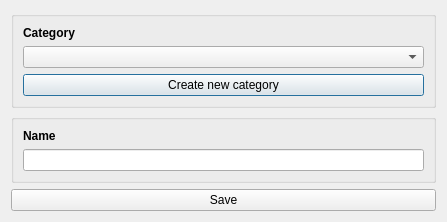
The window that code/qttoolkit/contentbrowser/ui/saveresourcedialog.ui (gscept/nebula-trifid) describes before a commit, drawn with Qt 5.
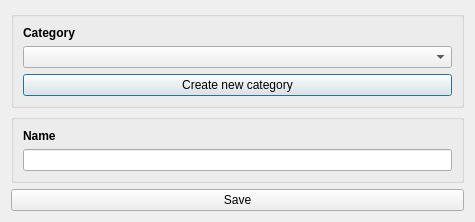
The same window after the commit.

The edit to the form file:
```diff
--- a/code/qttoolkit/contentbrowser/ui/saveresourcedialog.ui
+++ b/code/qttoolkit/contentbrowser/ui/saveresourcedialog.ui
@@ -6,7 +6,7 @@
    <rect>
     <x>0</x>
     <y>0</y>
-    <width>447</width>
+    <width>475</width>
     <height>206</height>
    </rect>
   </property>
```
